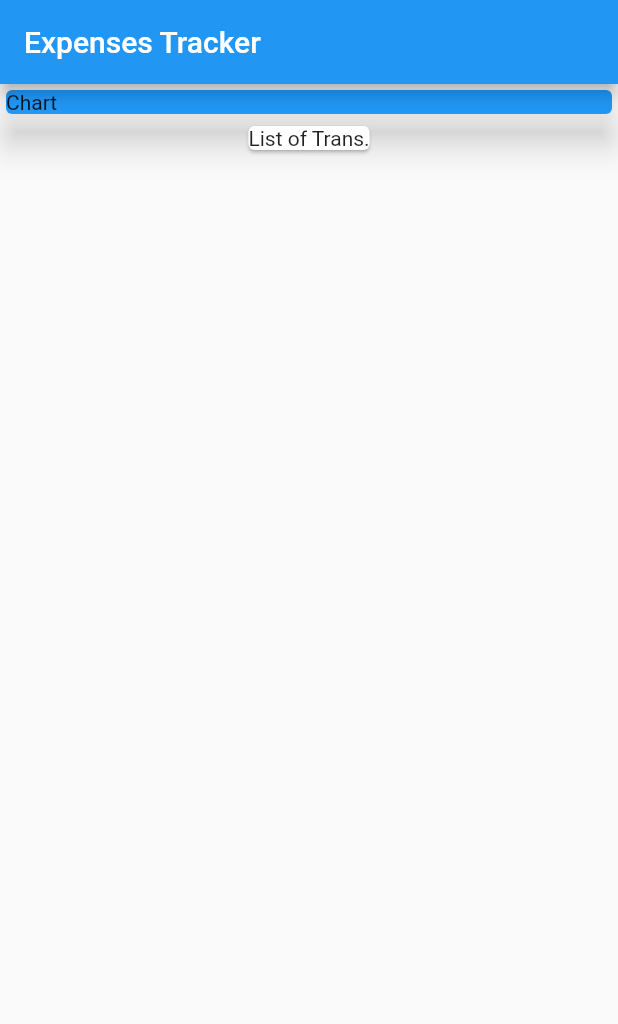
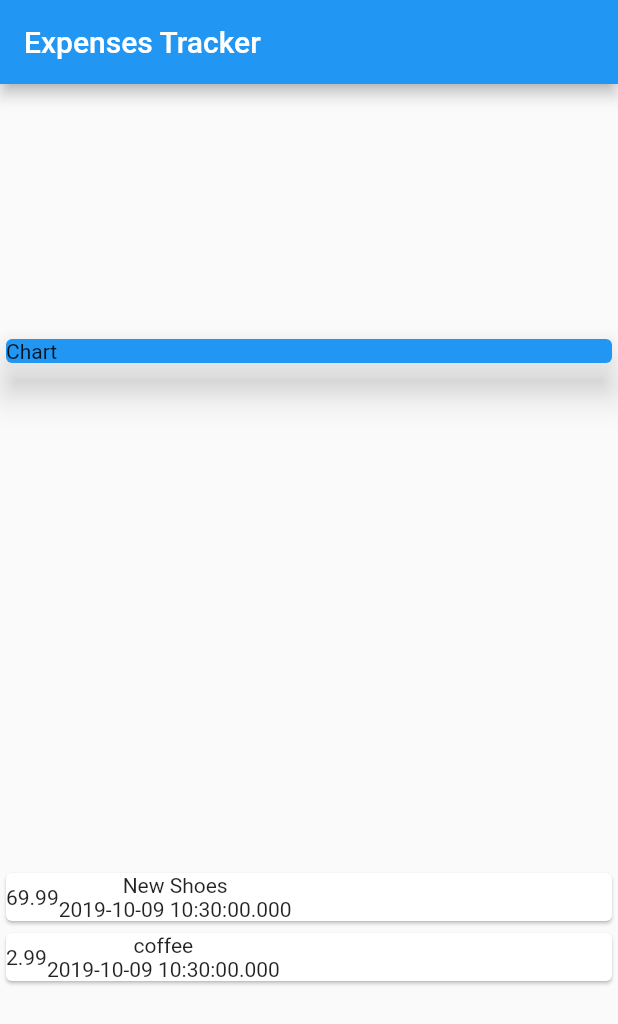
Before and after one commit to EYoung75/expense-tracker, a Flutter app: the screen it shows after launch, on a phone screen of 412 x 824 dp. Shown: the top 1024 px of the screen. Run offline on Flutter 3.47's test engine with Material 2 defaults, Android fonts, the phone set to English and light mode, and no system bars.

Commit message:
building out individual expense card widget

```diff
--- a/lib/main.dart
+++ b/lib/main.dart
@@ -40,6 +40,8 @@ class Home extends StatelessWidget {
         title: Text("Expenses Tracker"),
       ),
       body: Column(
+        mainAxisAlignment: MainAxisAlignment.spaceAround,
+        crossAxisAlignment: CrossAxisAlignment.center,
         children: <Widget>[
           Card(
             color: Colors.blue,
@@ -49,8 +51,24 @@ class Home extends StatelessWidget {
               child: Text("Chart"),
             ),
           ),
-          Card(
-            child: Text("List of Trans."),
+          Column(
+            children: transactions.map((transaction) {
+              return Card(
+                child: Row(
+                  children: <Widget>[
+                    Container(
+                      child: Text(transaction.amount.toString()),
+                    ),
+                    Column(
+                      children: <Widget>[
+                        Text(transaction.title),
+                        Text(transaction.date.toString())
+                      ],
+                    ),
+                  ],
+                ),
+              );
+            }).toList(),
           )
         ],
       ),
```
